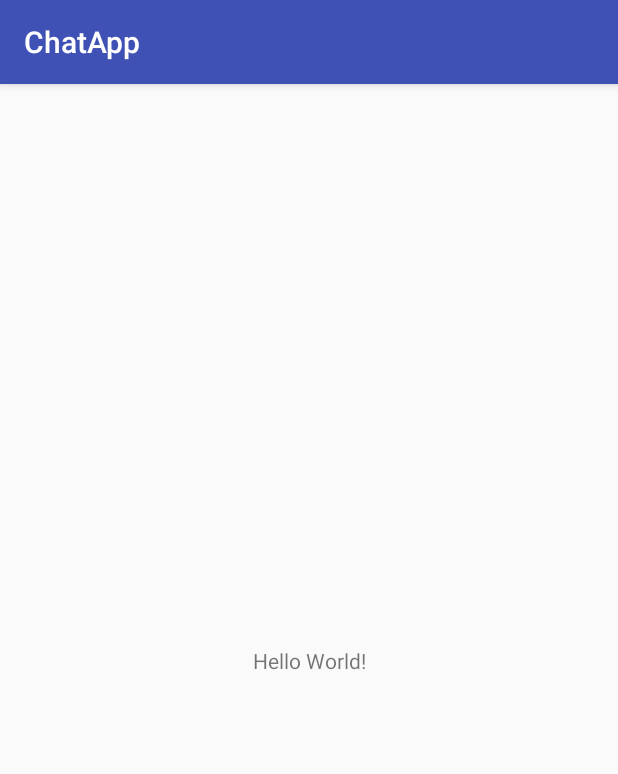
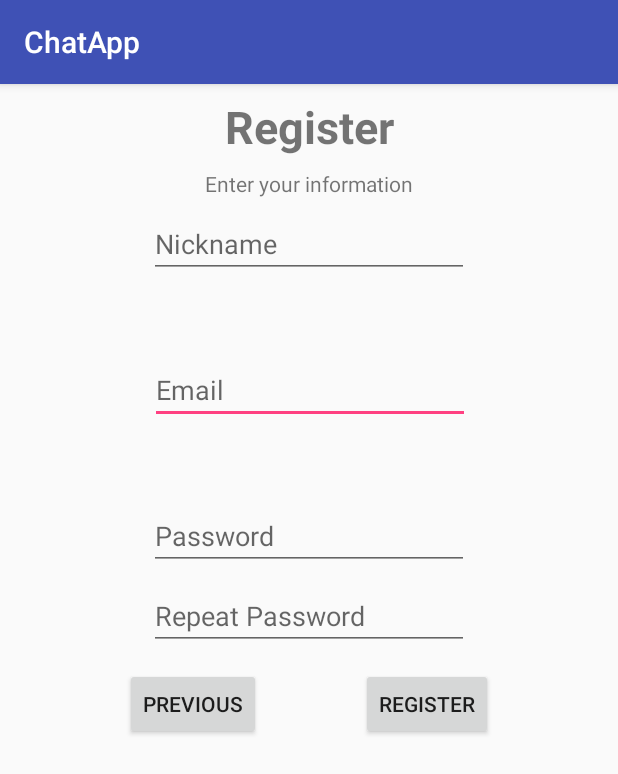
Before and after one commit to iliendo/ChatApp, an Android app: the screen it shows after launch (MainActivity), on a phone screen of 412 x 824 dp. Shown: the top 774 px of the screen. Run offline under Robolectric (Android 15) with nearby library versions, the phone set to English and light mode, and no system bars.

Commit message:
Created register layout

```diff
--- a/app/build.gradle
+++ b/app/build.gradle
@@ -22,7 +22,11 @@ dependencies {
     implementation fileTree(dir: 'libs', include: ['*.jar'])
     implementation 'com.android.support:appcompat-v7:26.1.0'
     implementation 'com.android.support.constraint:constraint-layout:1.1.3'
+    implementation 'com.google.firebase:firebase-auth:11.0.4'
     testImplementation 'junit:junit:4.12'
     androidTestImplementation 'com.android.support.test:runner:1.0.2'
     androidTestImplementation 'com.android.support.test.espresso:espresso-core:3.0.2'
 }
+
+
+apply plugin: 'com.google.gms.google-services'
--- a/app/src/main/res/layout/activity_main.xml
+++ b/app/src/main/res/layout/activity_main.xml
@@ -7,12 +7,111 @@
     tools:context="com.example.iliendo.chatapp.MainActivity">
 
     <TextView
+        android:id="@+id/tf_description"
         android:layout_width="wrap_content"
         android:layout_height="wrap_content"
-        android:text="Hello World!"
-        app:layout_constraintBottom_toBottomOf="parent"
-        app:layout_constraintLeft_toLeftOf="parent"
-        app:layout_constraintRight_toRightOf="parent"
+        android:layout_marginEnd="8dp"
+        android:layout_marginStart="8dp"
+        android:layout_marginTop="8dp"
+        android:text="Enter your information"
+        app:layout_constraintEnd_toEndOf="parent"
+        app:layout_constraintStart_toStartOf="parent"
+        app:layout_constraintTop_toBottomOf="@+id/tf_title" />
+
+    <EditText
+        android:id="@+id/et_email"
+        android:layout_width="wrap_content"
+        android:layout_height="wrap_content"
+        android:layout_marginEnd="8dp"
+        android:layout_marginStart="8dp"
+        android:layout_marginTop="52dp"
+        android:ems="10"
+        android:hint="Email"
+        android:inputType="textEmailAddress"
+        app:layout_constraintEnd_toEndOf="parent"
+        app:layout_constraintHorizontal_bias="0.503"
+        app:layout_constraintStart_toStartOf="parent"
+        app:layout_constraintTop_toBottomOf="@+id/et_nickname" />
+
+    <EditText
+        android:id="@+id/et_password"
+        android:layout_width="wrap_content"
+        android:layout_height="wrap_content"
+        android:layout_marginEnd="8dp"
+        android:layout_marginStart="8dp"
+        android:layout_marginTop="52dp"
+        android:ems="10"
+        android:hint="Password"
+        android:inputType="textPassword"
+        app:layout_constraintEnd_toEndOf="parent"
+        app:layout_constraintStart_toStartOf="parent"
+        app:layout_constraintTop_toBottomOf="@+id/et_email" />
+
+    <EditText
+        android:id="@+id/et_nickname"
+        android:layout_width="wrap_content"
+        android:layout_height="wrap_content"
+        android:layout_marginEnd="8dp"
+        android:layout_marginStart="8dp"
+        android:layout_marginTop="8dp"
+        android:ems="10"
+        android:hint="Nickname"
+        android:inputType="textPersonName"
+        app:layout_constraintEnd_toEndOf="parent"
+        app:layout_constraintStart_toStartOf="parent"
+        app:layout_constraintTop_toBottomOf="@+id/tf_description" />
+
+    <EditText
+        android:id="@+id/et_repeat_password"
+        android:layout_width="wrap_content"
+        android:layout_height="wrap_content"
+        android:layout_marginEnd="8dp"
+        android:layout_marginStart="8dp"
+        android:layout_marginTop="8dp"
+        android:ems="10"
+        android:hint="Repeat Password"
+        android:inputType="textPassword"
+        app:layout_constraintEnd_toEndOf="parent"
+        app:layout_constraintStart_toStartOf="parent"
+        app:layout_constraintTop_toBottomOf="@+id/et_password" />
+
+    <Button
+        android:id="@+id/btn_previous"
+        android:layout_width="wrap_content"
+        android:layout_height="wrap_content"
+        android:layout_marginEnd="8dp"
+        android:layout_marginStart="32dp"
+        android:layout_marginTop="12dp"
+        android:text="Previous"
+        app:layout_constraintEnd_toEndOf="parent"
+        app:layout_constraintEnd_toStartOf="@+id/btn_register"
+        app:layout_constraintHorizontal_bias="0.5"
+        app:layout_constraintStart_toStartOf="parent"
+        app:layout_constraintTop_toBottomOf="@+id/et_repeat_password" />
+
+    <Button
+        android:id="@+id/btn_register"
+        android:layout_width="wrap_content"
+        android:layout_height="wrap_content"
+        android:layout_marginEnd="32dp"
+        android:layout_marginStart="8dp"
+        android:layout_marginTop="12dp"
+        android:text="Register"
+        app:layout_constraintEnd_toEndOf="parent"
+        app:layout_constraintStart_toEndOf="@+id/btn_previous"
+        app:layout_constraintTop_toBottomOf="@+id/et_repeat_password" />
+
+    <TextView
+        android:id="@+id/tf_title"
+        android:layout_width="wrap_content"
+        android:layout_height="wrap_content"
+        android:layout_marginEnd="8dp"
+        android:layout_marginStart="8dp"
+        android:layout_marginTop="8dp"
+        android:text="Register"
+        android:textSize="30sp"
+        android:textStyle="bold"
+        app:layout_constraintEnd_toEndOf="parent"
+        app:layout_constraintStart_toStartOf="parent"
         app:layout_constraintTop_toTopOf="parent" />
-
 </android.support.constraint.ConstraintLayout>
--- /dev/null
+++ b/app/src/main/res/layout/welcome.xml
@@ -0,0 +1,32 @@
+<?xml version="1.0" encoding="utf-8"?>
+<android.support.constraint.ConstraintLayout
+    xmlns:android="http://schemas.android.com/apk/res/android"
+    xmlns:app="http://schemas.android.com/apk/res-auto"
+    xmlns:tools="http://schemas.android.com/tools"
+    android:layout_width="match_parent"
+    android:layout_height="match_parent">
+
+    <TextView
+        android:id="@+id/tf_title"
+        android:layout_width="wrap_content"
+        android:layout_height="wrap_content"
+        android:layout_marginEnd="8dp"
+        android:layout_marginStart="8dp"
+        android:layout_marginTop="16dp"
+        android:text="Welcome"
+        app:layout_constraintEnd_toEndOf="parent"
+        app:layout_constraintStart_toStartOf="parent"
+        app:layout_constraintTop_toTopOf="parent" />
+
+    <Button
+        android:id="@+id/btn_signout"
+        android:layout_width="wrap_content"
+        android:layout_height="wrap_content"
+        android:layout_marginEnd="8dp"
+        android:layout_marginStart="8dp"
+        android:layout_marginTop="8dp"
+        android:text="Sign out"
+        app:layout_constraintEnd_toEndOf="parent"
+        app:layout_constraintStart_toStartOf="parent"
+        app:layout_constraintTop_toBottomOf="@+id/tf_title" />
+</android.support.constraint.ConstraintLayout>
--- a/build.gradle
+++ b/build.gradle
@@ -12,6 +12,7 @@ buildscript {
 
         // NOTE: Do not place your application dependencies here; they belong
         // in the individual module build.gradle files
+        classpath 'com.google.gms:google-services:3.1.0'
     }
 }
 
```
Also changed, not shown: 1 other file.
